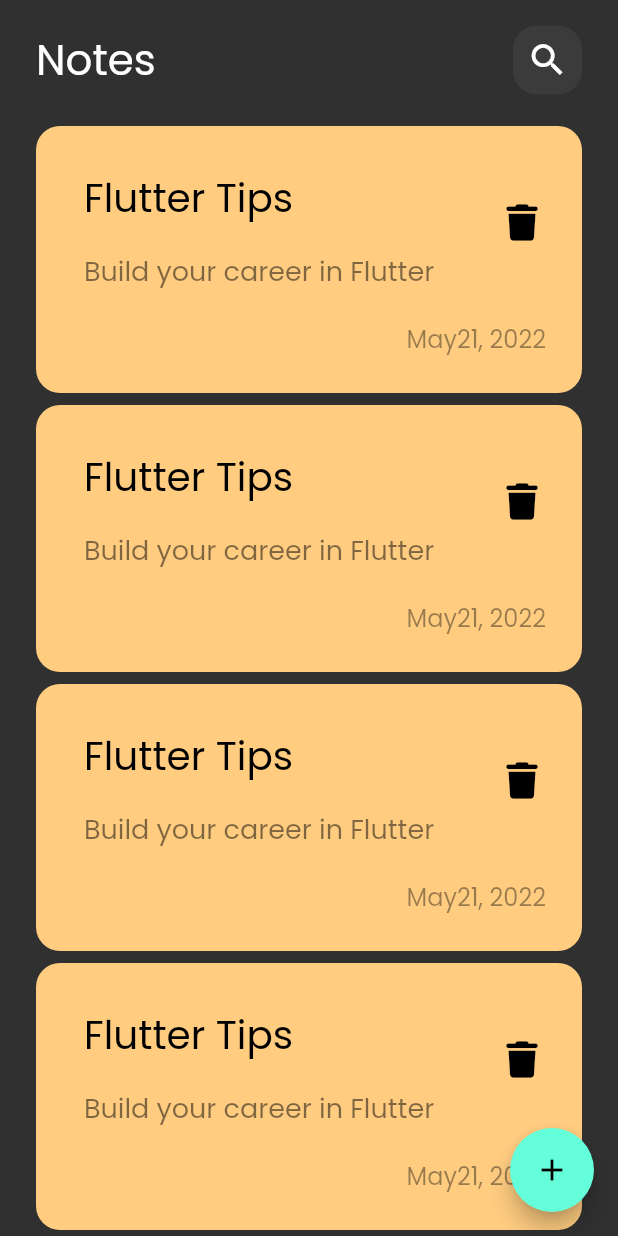
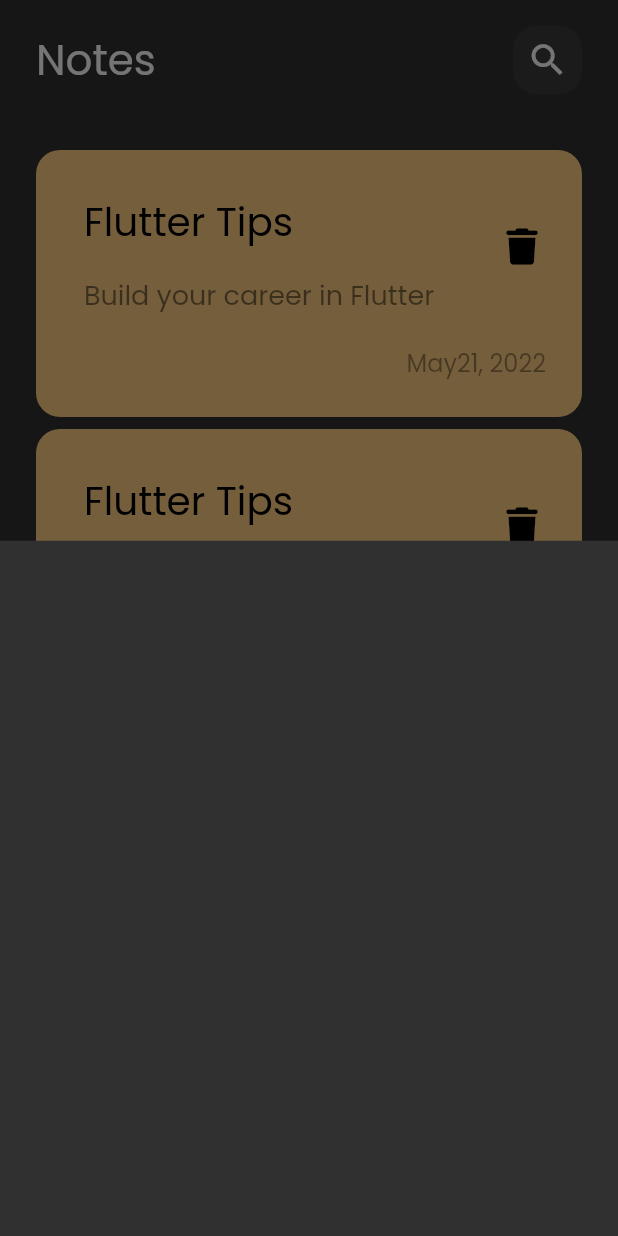
Before and after one commit to david-hatem/notes_app, a Flutter app: the screen it shows after launch, after a tap on the "add" icon, on a phone screen of 412 x 824 dp. Run offline on Flutter 3.47's test engine with Material 2 defaults, Android fonts, the phone set to English and light mode, and no system bars; our stand-ins replace font_awesome_flutter.

Commit message:
show modal bottom sheet

```diff
--- a/lib/views/notes_view.dart
+++ b/lib/views/notes_view.dart
@@ -1,4 +1,5 @@
 import 'package:flutter/material.dart';
+import 'package:notes_app/views/widgets/add_note_bottom_sheet.dart';
 import 'package:notes_app/views/widgets/notes_view_body.dart';
 
 class NotesView extends StatelessWidget {
@@ -8,7 +9,13 @@ class NotesView extends StatelessWidget {
   Widget build(BuildContext context) {
     return Scaffold(
       floatingActionButton: FloatingActionButton(
-        onPressed: () {},
+        onPressed: () {
+          showModalBottomSheet(
+              context: context,
+              builder: (context) {
+                return const AddNoteBottomSheet();
+              });
+        },
         child: const Icon(
           Icons.add,
         ),
--- /dev/null
+++ b/lib/views/widgets/add_note_bottom_sheet.dart
@@ -0,0 +1,10 @@
+import 'package:flutter/material.dart';
+
+class AddNoteBottomSheet extends StatelessWidget {
+  const AddNoteBottomSheet({super.key});
+
+  @override
+  Widget build(BuildContext context) {
+    return Container();
+  }
+}
--- a/lib/views/widgets/notes_list_view.dart
+++ b/lib/views/widgets/notes_list_view.dart
@@ -6,7 +6,10 @@ class NotesListView extends StatelessWidget {
 
   @override
   Widget build(BuildContext context) {
-    return ListView.builder(
+    return Padding(
+      padding: const EdgeInsets.symmetric(vertical: 16),
+      child: ListView.builder(
+        padding: EdgeInsets.zero,
         itemBuilder: (context, index) {
           return const Padding(
             padding: EdgeInsets.symmetric(
@@ -15,6 +18,7 @@ class NotesListView extends StatelessWidget {
             child: NoteItem(),
           );
         },
+      ),
     );
   }
 }
```
Lines whose indentation alone changed are shown as unchanged.
